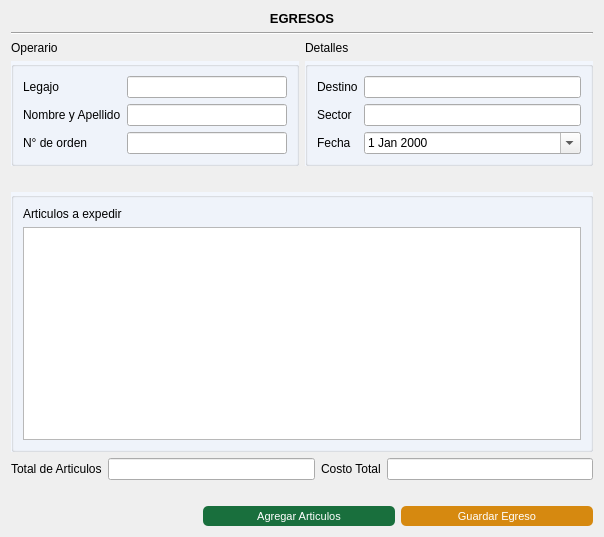
Lonaris/Corupel, file Vistas/gui/egresos/egreso.ui: the form before one commit.
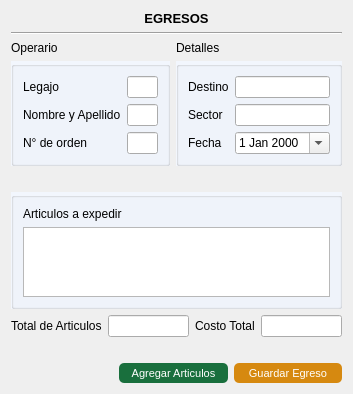
The form after the commit. Icons and pictures are not drawn.

Commit message: Renombre el boton de agregar articulos

Diff of the .ui file:
```diff
--- a/Vistas/gui/egresos/egreso.ui
+++ b/Vistas/gui/egresos/egreso.ui
@@ -6,8 +6,8 @@
    <rect>
     <x>0</x>
     <y>0</y>
-    <width>604</width>
-    <height>537</height>
+    <width>353</width>
+    <height>362</height>
    </rect>
   </property>
   <property name="windowTitle">
```
Left out of the diff: 3 changed lines with no effect on the pictures.
